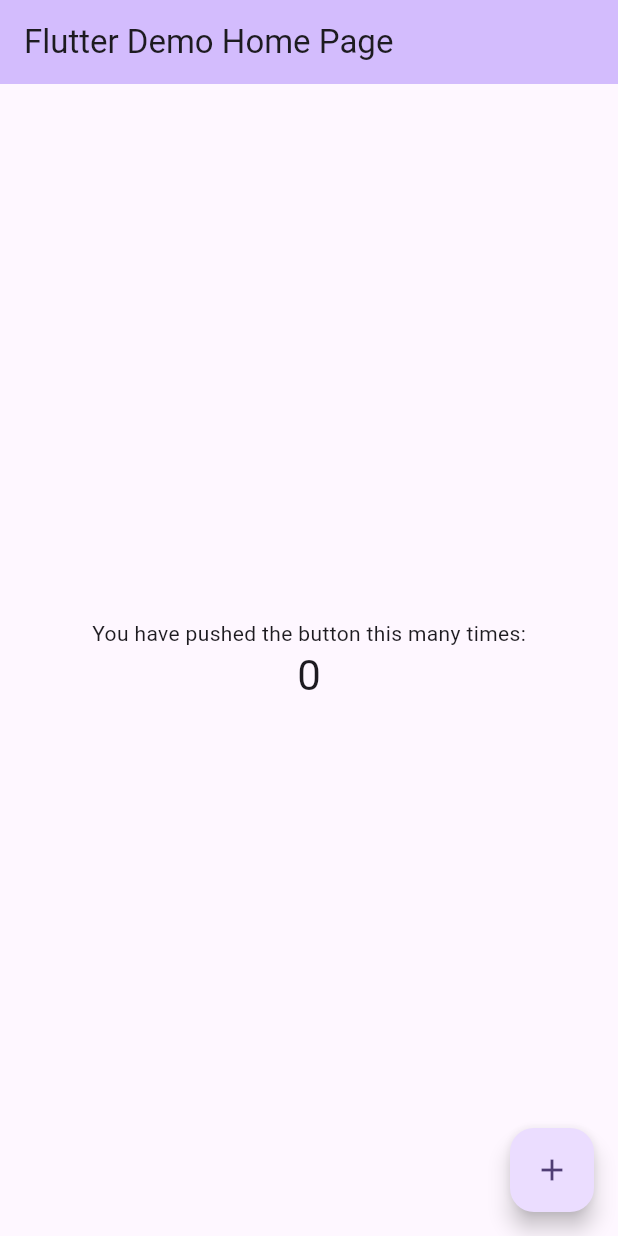
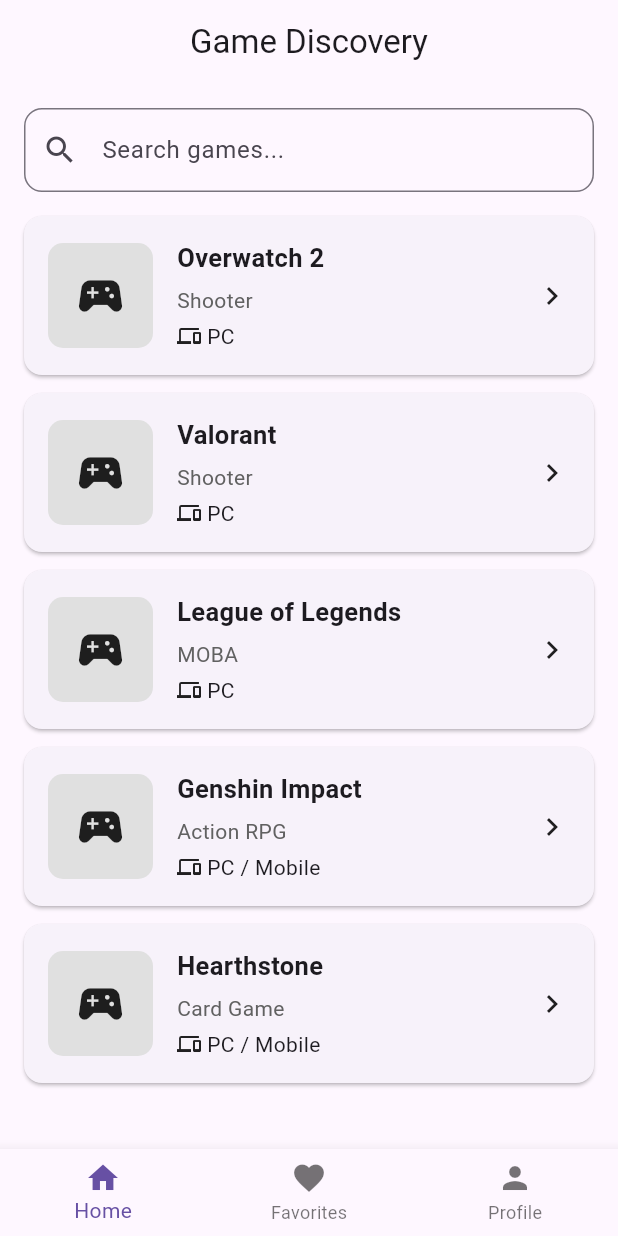
Before and after one commit to Traanminhquan/game_discovery_app, a Flutter app: the screen it shows after launch, on a phone screen of 412 x 824 dp. Run offline on Flutter 3.47's test engine with Material 3 defaults, Android fonts, the phone set to English and light mode, and no system bars.

Commit message:
feat: create home screen

```diff
--- a/lib/main.dart
+++ b/lib/main.dart
@@ -1,122 +1,22 @@
 import 'package:flutter/material.dart';
+import 'screens/home/home_screen.dart';
 
 void main() {
-  runApp(const MyApp());
+  runApp(const GameDiscoveryApp());
 }
 
-class MyApp extends StatelessWidget {
-  const MyApp({super.key});
+class GameDiscoveryApp extends StatelessWidget {
+  const GameDiscoveryApp({super.key});
 
-  // This widget is the root of your application.
   @override
   Widget build(BuildContext context) {
     return MaterialApp(
-      title: 'Flutter Demo',
+      debugShowCheckedModeBanner: false,
+      title: 'Game Discovery',
       theme: ThemeData(
-        // This is the theme of your application.
-        //
-        // TRY THIS: Try running your application with "flutter run". You'll see
-        // the application has a purple toolbar. Then, without quitting the app,
-        // try changing the seedColor in the colorScheme below to Colors.green
-        // and then invoke "hot reload" (save your changes or press the "hot
-        // reload" button in a Flutter-supported IDE, or press "r" if you used
-        // the command line to start the app).
-        //
-        // Notice that the counter didn't reset back to zero; the application
-        // state is not lost during the reload. To reset the state, use hot
-        // restart instead.
-        //
-        // This works for code too, not just values: Most code changes can be
-        // tested with just a hot reload.
-        colorScheme: .fromSeed(seedColor: Colors.deepPurple),
+        useMaterial3: true,
       ),
-      home: const MyHomePage(title: 'Flutter Demo Home Page'),
+      home: const HomeScreen(),
     );
   }
 }
-
-class MyHomePage extends StatefulWidget {
-  const MyHomePage({super.key, required this.title});
-
-  // This widget is the home page of your application. It is stateful, meaning
-  // that it has a State object (defined below) that contains fields that affect
-  // how it looks.
-
-  // This class is the configuration for the state. It holds the values (in this
-  // case the title) provided by the parent (in this case the App widget) and
-  // used by the build method of the State. Fields in a Widget subclass are
-  // always marked "final".
-
-  final String title;
-
-  @override
-  State<MyHomePage> createState() => _MyHomePageState();
-}
-
-class _MyHomePageState extends State<MyHomePage> {
-  int _counter = 0;
-
-  void _incrementCounter() {
-    setState(() {
-      // This call to setState tells the Flutter framework that something has
-      // changed in this State, which causes it to rerun the build method below
-      // so that the display can reflect the updated values. If we changed
-      // _counter without calling setState(), then the build method would not be
-      // called again, and so nothing would appear to happen.
-      _counter++;
-    });
-  }
-
-  @override
-  Widget build(BuildContext context) {
-    // This method is rerun every time setState is called, for instance as done
-    // by the _incrementCounter method above.
-    //
-    // The Flutter framework has been optimized to make rerunning build methods
-    // fast, so that you can just rebuild anything that needs updating rather
-    // than having to individually change instances of widgets.
-    return Scaffold(
-      appBar: AppBar(
-        // TRY THIS: Try changing the color here to a specific color (to
-        // Colors.amber, perhaps?) and trigger a hot reload to see the AppBar
-        // change color while the other colors stay the same.
-        backgroundColor: Theme.of(context).colorScheme.inversePrimary,
-        // Here we take the value from the MyHomePage object that was created by
-        // the App.build method, and use it to set our appbar title.
-        title: Text(widget.title),
-      ),
-      body: Center(
-        // Center is a layout widget. It takes a single child and positions it
-        // in the middle of the parent.
-        child: Column(
-          // Column is also a layout widget. It takes a list of children and
-          // arranges them vertically. By default, it sizes itself to fit its
-          // children horizontally, and tries to be as tall as its parent.
-          //
-          // Column has various properties to control how it sizes itself and
-          // how it positions its children. Here we use mainAxisAlignment to
-          // center the children vertically; the main axis here is the vertical
-          // axis because Columns are vertical (the cross axis would be
-          // horizontal).
-          //
-          // TRY THIS: Invoke "debug painting" (choose the "Toggle Debug Paint"
-          // action in the IDE, or press "p" in the console), to see the
-          // wireframe for each widget.
-          mainAxisAlignment: .center,
-          children: [
-            const Text('You have pushed the button this many times:'),
-            Text(
-              '$_counter',
-              style: Theme.of(context).textTheme.headlineMedium,
-            ),
-          ],
-        ),
-      ),
-      floatingActionButton: FloatingActionButton(
-        onPressed: _incrementCounter,
-        tooltip: 'Increment',
-        child: const Icon(Icons.add),
-      ),
-    );
-  }
-}
--- /dev/null
+++ b/lib/screens/home/home_screen.dart
@@ -0,0 +1,109 @@
+import 'package:flutter/material.dart';
+import '../../widgets/game_card.dart';
+
+class HomeScreen extends StatefulWidget {
+  const HomeScreen({super.key});
+
+  @override
+  State<HomeScreen> createState() => _HomeScreenState();
+}
+
+class _HomeScreenState extends State<HomeScreen> {
+  int currentIndex = 0;
+
+  final List<Map<String, String>> games = [
+    {
+      'title': 'Overwatch 2',
+      'genre': 'Shooter',
+      'platform': 'PC',
+    },
+    {
+      'title': 'Valorant',
+      'genre': 'Shooter',
+      'platform': 'PC',
+    },
+    {
+      'title': 'League of Legends',
+      'genre': 'MOBA',
+      'platform': 'PC',
+    },
+    {
+      'title': 'Genshin Impact',
+      'genre': 'Action RPG',
+      'platform': 'PC / Mobile',
+    },
+    {
+      'title': 'Hearthstone',
+      'genre': 'Card Game',
+      'platform': 'PC / Mobile',
+    },
+  ];
+
+  @override
+  Widget build(BuildContext context) {
+    return Scaffold(
+      appBar: AppBar(
+        title: const Text('Game Discovery'),
+        centerTitle: true,
+      ),
+
+      body: SafeArea(
+        child: Column(
+          children: [
+            Padding(
+              padding: const EdgeInsets.all(16),
+              child: TextField(
+                decoration: InputDecoration(
+                  hintText: 'Search games...',
+                  prefixIcon: const Icon(Icons.search),
+                  border: OutlineInputBorder(
+                    borderRadius: BorderRadius.circular(12),
+                  ),
+                ),
+              ),
+            ),
+
+            Expanded(
+              child: ListView.builder(
+                padding: const EdgeInsets.symmetric(horizontal: 16),
+                itemCount: games.length,
+                itemBuilder: (context, index) {
+                  final game = games[index];
+
+                  return GameCard(
+                    title: game['title']!,
+                    genre: game['genre']!,
+                    platform: game['platform']!,
+                  );
+                },
+              ),
+            ),
+          ],
+        ),
+      ),
+
+      bottomNavigationBar: BottomNavigationBar(
+        currentIndex: currentIndex,
+        onTap: (index) {
+          setState(() {
+            currentIndex = index;
+          });
+        },
+        items: const [
+          BottomNavigationBarItem(
+            icon: Icon(Icons.home),
+            label: 'Home',
+          ),
+          BottomNavigationBarItem(
+            icon: Icon(Icons.favorite),
+            label: 'Favorites',
+          ),
+          BottomNavigationBarItem(
+            icon: Icon(Icons.person),
+            label: 'Profile',
+          ),
+        ],
+      ),
+    );
+  }
+}
--- /dev/null
+++ b/lib/widgets/game_card.dart
@@ -0,0 +1,81 @@
+import 'package:flutter/material.dart';
+
+class GameCard extends StatelessWidget {
+  final String title;
+  final String genre;
+  final String platform;
+
+  const GameCard({
+    super.key,
+    required this.title,
+    required this.genre,
+    required this.platform,
+  });
+
+  @override
+  Widget build(BuildContext context) {
+    return Card(
+      margin: const EdgeInsets.only(bottom: 12),
+      child: Padding(
+        padding: const EdgeInsets.all(16),
+        child: Row(
+          children: [
+            Container(
+              width: 70,
+              height: 70,
+              decoration: BoxDecoration(
+                borderRadius: BorderRadius.circular(10),
+                color: Colors.grey.shade300,
+              ),
+              child: const Icon(
+                Icons.sports_esports,
+                size: 36,
+              ),
+            ),
+
+            const SizedBox(width: 16),
+
+            Expanded(
+              child: Column(
+                crossAxisAlignment: CrossAxisAlignment.start,
+                children: [
+                  Text(
+                    title,
+                    style: const TextStyle(
+                      fontSize: 17,
+                      fontWeight: FontWeight.bold,
+                    ),
+                  ),
+
+                  const SizedBox(height: 6),
+
+                  Text(
+                    genre,
+                    style: TextStyle(
+                      color: Colors.grey.shade700,
+                    ),
+                  ),
+
+                  const SizedBox(height: 4),
+
+                  Row(
+                    children: [
+                      const Icon(
+                        Icons.devices,
+                        size: 16,
+                      ),
+                      const SizedBox(width: 4),
+                      Text(platform),
+                    ],
+                  ),
+                ],
+              ),
+            ),
+
+            const Icon(Icons.chevron_right),
+          ],
+        ),
+      ),
+    );
+  }
+}
```
Also changed, not shown: 1 other file.
